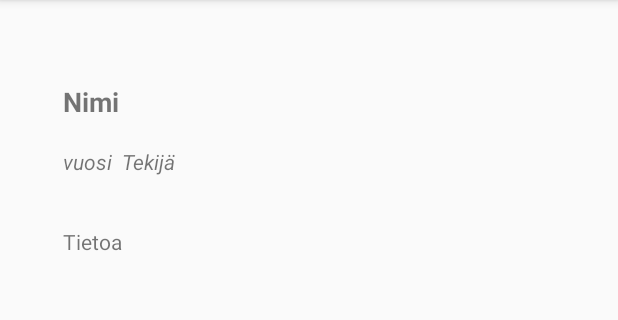
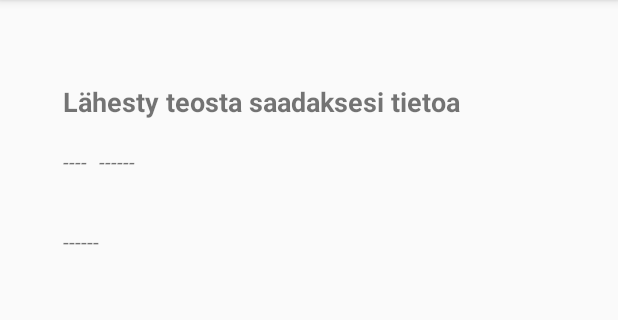
Before and after one commit to Raitokomniak/BeaconProject, an Android app: the screen it shows after launch (MainActivity), on a phone screen of 412 x 824 dp, the part 84-404 px from its top. Run offline under Robolectric (Android 15) with nearby library versions, the phone set to English and light mode, and no system bars; libraries missing offline, so code that uses them is left out: com.estimote.sdk; 2 statements that could not run were skipped.

Commit message:
layout muutoksia v2

```diff
--- a/NotificationtestbeaconP89/app/src/main/res/layout/activity_main.xml
+++ b/NotificationtestbeaconP89/app/src/main/res/layout/activity_main.xml
@@ -10,7 +10,7 @@
     tools:context="com.T2Viat00StudentsOamkFi.NotificationtestbeaconP89.MainActivity">
 
     <TextView
-        android:text="Nimi"
+        android:text="Lähesty teosta saadaksesi tietoa"
         android:layout_width="wrap_content"
         android:layout_height="wrap_content"
         android:layout_marginStart="26dp"
@@ -22,7 +22,7 @@
         android:textSize="18sp" />
 
     <TextView
-        android:text="Tekijä"
+        android:text="------"
         android:layout_width="wrap_content"
         android:layout_height="wrap_content"
         android:layout_marginTop="18dp"
@@ -32,7 +32,7 @@
         android:layout_toEndOf="@+id/textDescription" />
 
     <TextView
-        android:text="vuosi"
+        android:text="----"
         android:layout_width="wrap_content"
         android:layout_height="wrap_content"
         android:id="@+id/textYear"
@@ -42,7 +42,7 @@
         android:layout_alignStart="@+id/textName" />
 
     <TextView
-        android:text="Tietoa"
+        android:text="------"
         android:layout_width="wrap_content"
         android:layout_height="wrap_content"
         android:layout_marginTop="34dp"
```
